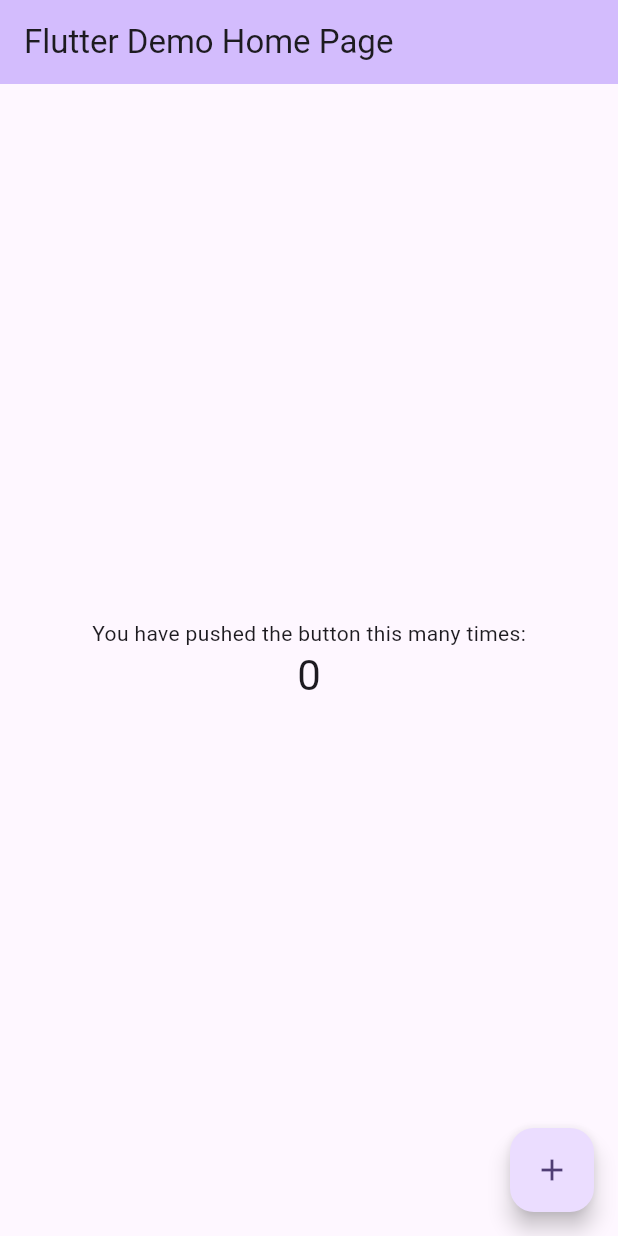
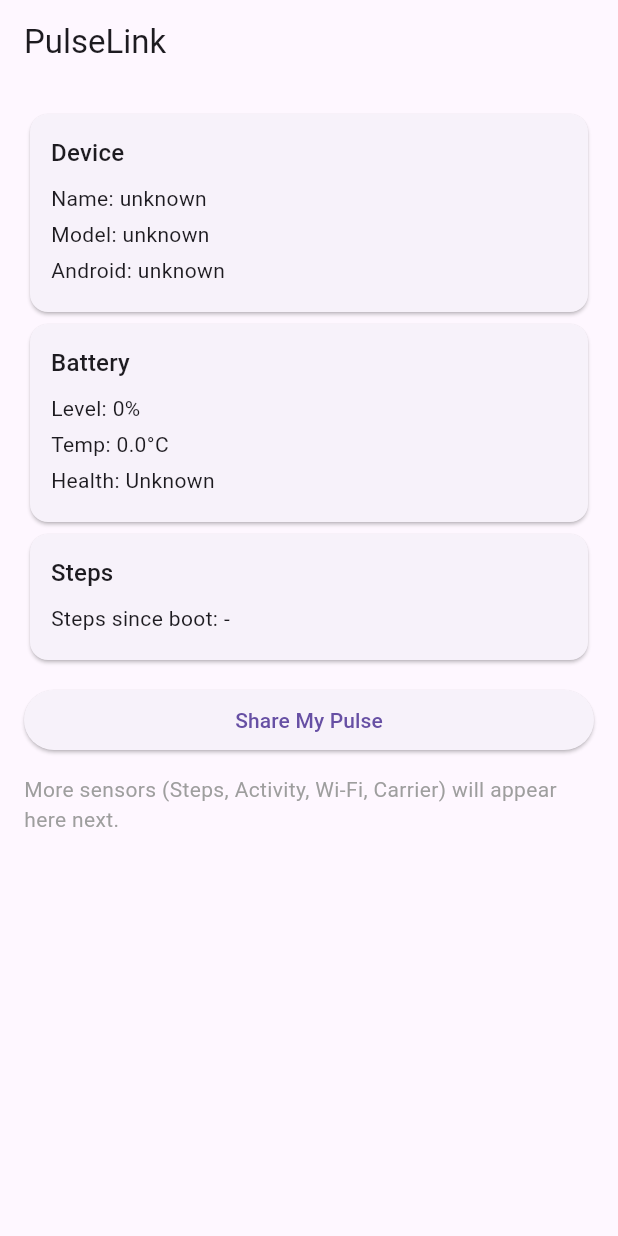
Before and after one commit to jahidkhandakar/pulse-link, a Flutter app: the screen it shows after launch, on a phone screen of 412 x 824 dp. Run offline on Flutter 3.47's test engine with Material 3 defaults, Android fonts, the phone set to English and light mode, and no system bars.

Commit message:
Add native snapshot v1, live dashboard, step counter sensor

```diff
--- /dev/null
+++ b/lib/home_screen.dart
@@ -0,0 +1,108 @@
+import 'dart:async';
+import 'package:flutter/material.dart';
+import '../models/device_snapshot.dart';
+import '../platform/native_device_service.dart';
+
+class HomeScreen extends StatefulWidget {
+  const HomeScreen({super.key});
+  @override
+  State<HomeScreen> createState() => _HomeScreenState();
+}
+
+class _HomeScreenState extends State<HomeScreen> {
+  final _service = NativeDeviceService();
+  DeviceSnapshot? _snap;
+  Timer? _timer;
+  String? _error;
+
+  @override
+  void initState() {
+    super.initState();
+    _refresh();
+    _timer = Timer.periodic(const Duration(seconds: 2), (_) => _refresh());
+  }
+
+  Future<void> _refresh() async {
+    try {
+      final s = await _service.getSnapshot();
+      if (!mounted) return;
+      setState(() {
+        _snap = s;
+        _error = null;
+      });
+    } catch (e) {
+      if (!mounted) return;
+      setState(() => _error = e.toString());
+    }
+  }
+
+  @override
+  void dispose() {
+    _timer?.cancel();
+    super.dispose();
+  }
+
+  @override
+  Widget build(BuildContext context) {
+    final s = _snap;
+
+    return Scaffold(
+      appBar: AppBar(title: const Text('PulseLink')),
+      body: RefreshIndicator(
+        onRefresh: _refresh,
+        child: ListView(
+          padding: const EdgeInsets.all(16),
+          children: [
+            if (_error != null)
+              Text(_error!, style: const TextStyle(color: Colors.red)),
+            _card("Device", [
+              "Name: ${s?.deviceName ?? '-'}",
+              "Model: ${s?.model ?? '-'}",
+              "Android: ${s?.androidVersion ?? '-'}",
+            ]),
+            _card("Battery", [
+              "Level: ${s?.batteryLevel ?? '-'}%",
+              "Temp: ${s?.batteryTempC.toStringAsFixed(1) ?? '-'}°C",
+              "Health: ${s?.batteryHealth ?? '-'}",
+            ]),
+            _card("Steps", ["Steps since boot: ${s?.stepsSinceBoot ?? '-'}"]),
+            const SizedBox(height: 12),
+            ElevatedButton(
+              onPressed: () {
+                // Next feature: open share screen
+              },
+              child: const Text("Share My Pulse"),
+            ),
+            const SizedBox(height: 12),
+            const Text(
+              "More sensors (Steps, Activity, Wi-Fi, Carrier) will appear here next.",
+              style: TextStyle(color: Colors.grey),
+            ),
+          ],
+        ),
+      ),
+    );
+  }
+
+  //--------------------Widgets----------------------
+  Widget _card(String title, List<String> lines) {
+    return Card(
+      child: Padding(
+        padding: const EdgeInsets.all(14),
+        child: Column(
+          crossAxisAlignment: CrossAxisAlignment.start,
+          children: [
+            Text(title, style: Theme.of(context).textTheme.titleMedium),
+            const SizedBox(height: 8),
+            ...lines.map(
+              (t) => Padding(
+                padding: const EdgeInsets.only(bottom: 4),
+                child: Text(t),
+              ),
+            ),
+          ],
+        ),
+      ),
+    );
+  }
+}
--- a/lib/main.dart
+++ b/lib/main.dart
@@ -1,122 +1,16 @@
 import 'package:flutter/material.dart';
+import 'package:pulse_link/home_screen.dart';
 
-void main() {
-  runApp(const MyApp());
-}
+void main() => runApp(const MyApp());
 
 class MyApp extends StatelessWidget {
   const MyApp({super.key});
-
-  // This widget is the root of your application.
   @override
   Widget build(BuildContext context) {
     return MaterialApp(
-      title: 'Flutter Demo',
-      theme: ThemeData(
-        // This is the theme of your application.
-        //
-        // TRY THIS: Try running your application with "flutter run". You'll see
-        // the application has a purple toolbar. Then, without quitting the app,
-        // try changing the seedColor in the colorScheme below to Colors.green
-        // and then invoke "hot reload" (save your changes or press the "hot
-        // reload" button in a Flutter-supported IDE, or press "r" if you used
-        // the command line to start the app).
-        //
-        // Notice that the counter didn't reset back to zero; the application
-        // state is not lost during the reload. To reset the state, use hot
-        // restart instead.
-        //
-        // This works for code too, not just values: Most code changes can be
-        // tested with just a hot reload.
-        colorScheme: .fromSeed(seedColor: Colors.deepPurple),
-      ),
-      home: const MyHomePage(title: 'Flutter Demo Home Page'),
+      debugShowCheckedModeBanner: false,
+      theme: ThemeData(useMaterial3: true),
+      home: const HomeScreen(),
     );
   }
 }
-
-class MyHomePage extends StatefulWidget {
-  const MyHomePage({super.key, required this.title});
-
-  // This widget is the home page of your application. It is stateful, meaning
-  // that it has a State object (defined below) that contains fields that affect
-  // how it looks.
-
-  // This class is the configuration for the state. It holds the values (in this
-  // case the title) provided by the parent (in this case the App widget) and
-  // used by the build method of the State. Fields in a Widget subclass are
-  // always marked "final".
-
-  final String title;
-
-  @override
-  State<MyHomePage> createState() => _MyHomePageState();
-}
-
-class _MyHomePageState extends State<MyHomePage> {
-  int _counter = 0;
-
-  void _incrementCounter() {
-    setState(() {
-      // This call to setState tells the Flutter framework that something has
-      // changed in this State, which causes it to rerun the build method below
-      // so that the display can reflect the updated values. If we changed
-      // _counter without calling setState(), then the build method would not be
-      // called again, and so nothing would appear to happen.
-      _counter++;
-    });
-  }
-
-  @override
-  Widget build(BuildContext context) {
-    // This method is rerun every time setState is called, for instance as done
-    // by the _incrementCounter method above.
-    //
-    // The Flutter framework has been optimized to make rerunning build methods
-    // fast, so that you can just rebuild anything that needs updating rather
-    // than having to individually change instances of widgets.
-    return Scaffold(
-      appBar: AppBar(
-        // TRY THIS: Try changing the color here to a specific color (to
-        // Colors.amber, perhaps?) and trigger a hot reload to see the AppBar
-        // change color while the other colors stay the same.
-        backgroundColor: Theme.of(context).colorScheme.inversePrimary,
-        // Here we take the value from the MyHomePage object that was created by
-        // the App.build method, and use it to set our appbar title.
-        title: Text(widget.title),
-      ),
-      body: Center(
-        // Center is a layout widget. It takes a single child and positions it
-        // in the middle of the parent.
-        child: Column(
-          // Column is also a layout widget. It takes a list of children and
-          // arranges them vertically. By default, it sizes itself to fit its
-          // children horizontally, and tries to be as tall as its parent.
-          //
-          // Column has various properties to control how it sizes itself and
-          // how it positions its children. Here we use mainAxisAlignment to
-          // center the children vertically; the main axis here is the vertical
-          // axis because Columns are vertical (the cross axis would be
-          // horizontal).
-          //
-          // TRY THIS: Invoke "debug painting" (choose the "Toggle Debug Paint"
-          // action in the IDE, or press "p" in the console), to see the
-          // wireframe for each widget.
-          mainAxisAlignment: .center,
-          children: [
-            const Text('You have pushed the button this many times:'),
-            Text(
-              '$_counter',
-              style: Theme.of(context).textTheme.headlineMedium,
-            ),
-          ],
-        ),
-      ),
-      floatingActionButton: FloatingActionButton(
-        onPressed: _incrementCounter,
-        tooltip: 'Increment',
-        child: const Icon(Icons.add),
-      ),
-    );
-  }
-}
--- /dev/null
+++ b/lib/models/device_snapshot.dart
@@ -0,0 +1,80 @@
+class DeviceSnapshot {
+  final String deviceId;
+  final String deviceName;
+  final String model;
+  final String androidVersion;
+
+  final int batteryLevel;
+  final double batteryTempC;
+  final String batteryHealth; // Good / Overheat / Unknown
+
+  final int? stepsSinceBoot;
+  final String? activity; // Walking / Still / Unknown
+
+  final String? wifiSsid;
+  final int? wifiRssi;
+  final String? localIp;
+
+  final String? carrierName;
+  final int? cellularDbm;
+  final String? simState;
+
+  final DateTime timestamp;
+
+  DeviceSnapshot({
+    required this.deviceId,
+    required this.deviceName,
+    required this.model,
+    required this.androidVersion,
+    required this.batteryLevel,
+    required this.batteryTempC,
+    required this.batteryHealth,
+    required this.timestamp,
+    this.stepsSinceBoot,
+    this.activity,
+    this.wifiSsid,
+    this.wifiRssi,
+    this.localIp,
+    this.carrierName,
+    this.cellularDbm,
+    this.simState,
+  });
+
+  Map<String, dynamic> toJson() => {
+        "deviceId": deviceId,
+        "deviceName": deviceName,
+        "model": model,
+        "androidVersion": androidVersion,
+        "batteryLevel": batteryLevel,
+        "batteryTempC": batteryTempC,
+        "batteryHealth": batteryHealth,
+        "stepsSinceBoot": stepsSinceBoot,
+        "activity": activity,
+        "wifiSsid": wifiSsid,
+        "wifiRssi": wifiRssi,
+        "localIp": localIp,
+        "carrierName": carrierName,
+        "cellularDbm": cellularDbm,
+        "simState": simState,
+        "timestamp": timestamp.toIso8601String(),
+      };
+
+  factory DeviceSnapshot.fromJson(Map<String, dynamic> json) => DeviceSnapshot(
+        deviceId: json["deviceId"] ?? "unknown",
+        deviceName: json["deviceName"] ?? "unknown",
+        model: json["model"] ?? "unknown",
+        androidVersion: json["androidVersion"] ?? "unknown",
+        batteryLevel: (json["batteryLevel"] ?? 0) as int,
+        batteryTempC: (json["batteryTempC"] ?? 0.0).toDouble(),
+        batteryHealth: json["batteryHealth"] ?? "Unknown",
+        stepsSinceBoot: json["stepsSinceBoot"],
+        activity: json["activity"],
+        wifiSsid: json["wifiSsid"],
+        wifiRssi: json["wifiRssi"],
+        localIp: json["localIp"],
+        carrierName: json["carrierName"],
+        cellularDbm: json["cellularDbm"],
+        simState: json["simState"],
+        timestamp: DateTime.tryParse(json["timestamp"] ?? "") ?? DateTime.now(),
+      );
+}
--- /dev/null
+++ b/lib/platform/native_device_service.dart
@@ -0,0 +1,16 @@
+import 'package:flutter/services.dart';
+import '../models/device_snapshot.dart';
+
+class NativeDeviceService {
+  static const _channel = MethodChannel('com.pulselink/native');
+
+  Future<Map<String, dynamic>> _getMap(String method) async {
+    final res = await _channel.invokeMethod<Map<dynamic, dynamic>>(method);
+    return (res ?? {}).map((k, v) => MapEntry(k.toString(), v));
+  }
+
+  Future<DeviceSnapshot> getSnapshot() async {
+    final data = await _getMap('getSnapshot');
+    return DeviceSnapshot.fromJson(data);
+  }
+}
```
Also changed, not shown: 3 other files.
